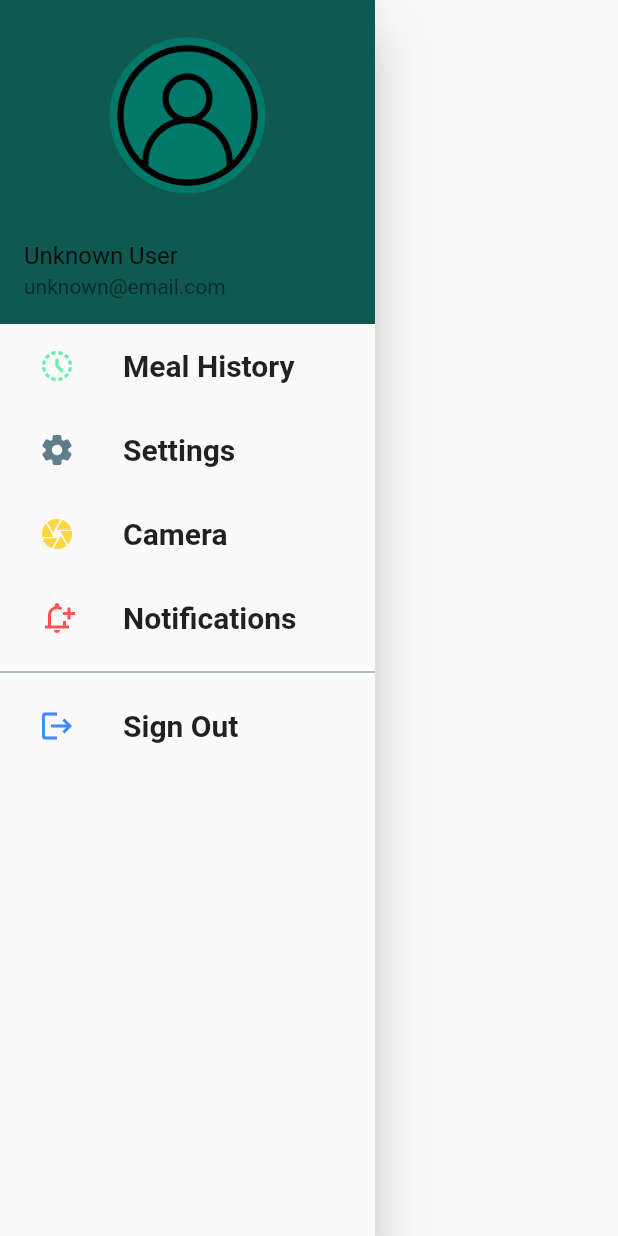
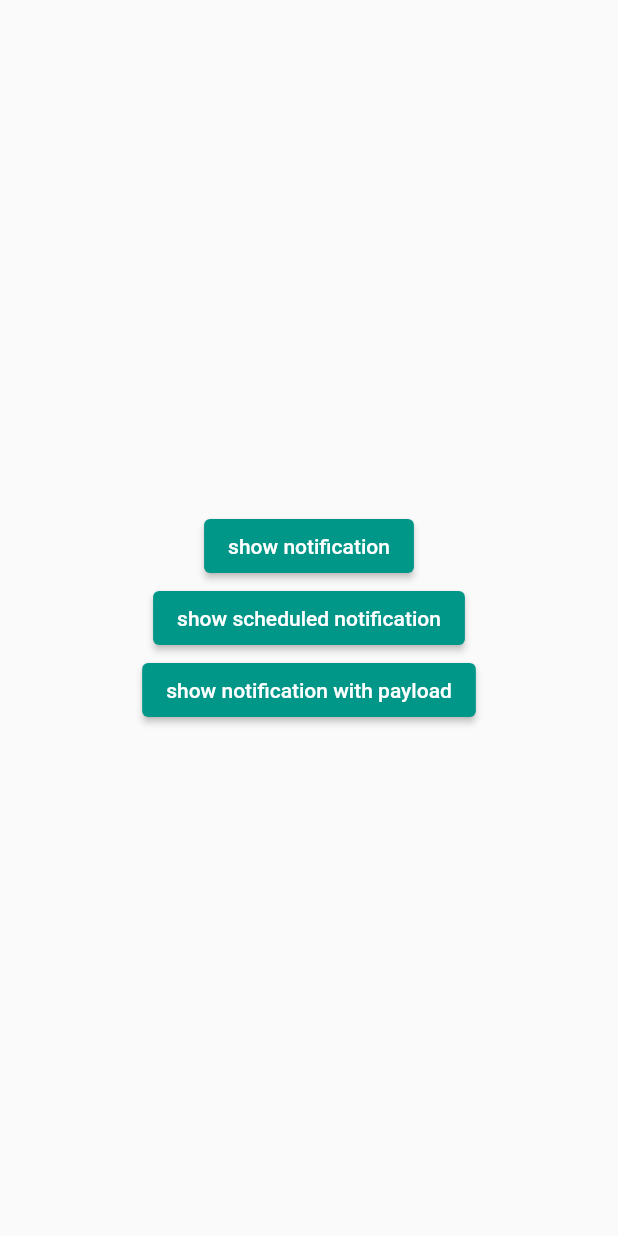
Before and after one commit to cepdnaclk/SnaT-meal-tracking-app, a Flutter app: the DashboardDrawer widget shown alone on an empty page, opened directly, after a tap on "Notifications", on a phone screen of 412 x 824 dp. Run offline on Flutter 3.47's test engine with Material 2 defaults, Android fonts, the light colour scheme and no system bars; our stand-ins replace camera, charts_flutter, cloud_firestore, firebase_auth, firebase_core, firebase_database and 17 more; missing offline and left inert: flutter_3d_choice_chip, pretty_gauge; accounts and stored records are empty.

Commit message:
add notification service

```diff
--- /dev/null
+++ b/lib/Components/DrawerView/NotificationView.dart
@@ -0,0 +1,48 @@
+import 'package:flutter/material.dart';
+import 'package:mobile_app/Settings/notification_service.dart';
+
+class NotificationView extends StatefulWidget {
+  const NotificationView({Key? key}) : super(key: key);
+
+  @override
+  State<NotificationView> createState() => _NotificationViewState();
+}
+
+class _NotificationViewState extends State<NotificationView> {
+  late final NotificationService service;
+
+  @override
+  void initState() {
+    service = NotificationService();
+    service.initialize();
+    super.initState();
+  }
+
+  @override
+  Widget build(BuildContext context) {
+    return Scaffold(
+      body: Center(
+        child: Column(
+          mainAxisSize: MainAxisSize.min,
+          children: [
+            ElevatedButton(
+              onPressed: () async {
+                await service.showNotification(
+                    id: 0, title: 'title', body: 'somebody');
+              },
+              child: const Text('show notification'),
+            ),
+            ElevatedButton(
+              onPressed: () async {},
+              child: const Text('show scheduled notification'),
+            ),
+            ElevatedButton(
+              onPressed: () async {},
+              child: const Text('show notification with payload'),
+            ),
+          ],
+        ),
+      ),
+    );
+  }
+}
--- a/lib/Components/dashboard_drawer.dart
+++ b/lib/Components/dashboard_drawer.dart
@@ -1,4 +1,5 @@
 import 'package:flutter/material.dart';
+import 'package:mobile_app/Components/DrawerView/NotificationView.dart';
 import 'package:mobile_app/Components/DrawerView/SettingsView.dart';
 
 import '../Theme/theme_info.dart';
@@ -109,7 +110,8 @@ class DashboardDrawer extends StatelessWidget {
                     fontWeight: FontWeight.bold,
                   )),
               onTap: () {
-                // Navigator.pop(context);
+                Navigator.push(context,
+                    MaterialPageRoute(builder: (context) => const NotificationView()));
               },
             ),
           ),
--- /dev/null
+++ b/lib/Settings/notification_service.dart
@@ -0,0 +1,68 @@
+import 'package:flutter_local_notifications/flutter_local_notifications.dart';
+import 'package:rxdart/subjects.dart';
+import 'package:timezone/timezone.dart' as tz;
+import 'package:timezone/data/latest.dart' as tz;
+
+class NotificationService {
+
+  NotificationService();
+
+  final _notificationService = FlutterLocalNotificationsPlugin();
+
+  Future<void> initialize() async {
+    const AndroidInitializationSettings androidInitializationSettings =
+        AndroidInitializationSettings('@minimap/ic_launcher');
+
+    IOSInitializationSettings iosInitializationSettings =
+        IOSInitializationSettings(
+      requestAlertPermission: true,
+      requestBadgePermission: true,
+      requestSoundPermission: true,
+      onDidReceiveLocalNotification: onDidReceiveLocalNotification,
+    );
+
+    final InitializationSettings settings = InitializationSettings(
+      android: androidInitializationSettings,
+      iOS: iosInitializationSettings,
+    );
+
+    await _notificationService.initialize(
+      settings,
+      onSelectNotification: onSelectNotification,
+    );
+  }
+
+  Future<NotificationDetails> _notificationDetails() async {
+    const AndroidNotificationDetails androidNotificationDetails =
+        AndroidNotificationDetails(
+      'channel_id',
+      'channel_name',
+      channelDescription: 'description',
+      importance: Importance.max,
+      priority: Priority.max,
+      playSound: true,
+    );
+    const IOSNotificationDetails iosNotificationDetails =
+        IOSNotificationDetails();
+
+    return const NotificationDetails(android: androidNotificationDetails,iOS: iosNotificationDetails);
+  }
+
+  Future<void> showNotification({
+    required int id,
+    required String title,
+    required String body,
+  }) async {
+    final details = await _notificationDetails();
+    await _notificationService.show(id, title, body, details);
+  }
+
+  void onDidReceiveLocalNotification(
+      int id, String? title, String? body, String? payload) {
+    print('id $id');
+  }
+
+  void onSelectNotification(String? payload) {
+    print('payload $payload');
+  }
+}
--- a/pubspec.yaml
+++ b/pubspec.yaml
@@ -62,6 +62,9 @@ dependencies:
   share_plus: ^4.0.10
   path_provider: ^2.0.11
   firebase_database: ^9.0.17
+  flutter_local_notifications: ^9.6.1
+  timezone: ^0.8.0
+  rxdart: ^0.27.4
 
 dev_dependencies:
   flutter_test:
```
Also changed, not shown: pubspec.lock, 1 other file.
